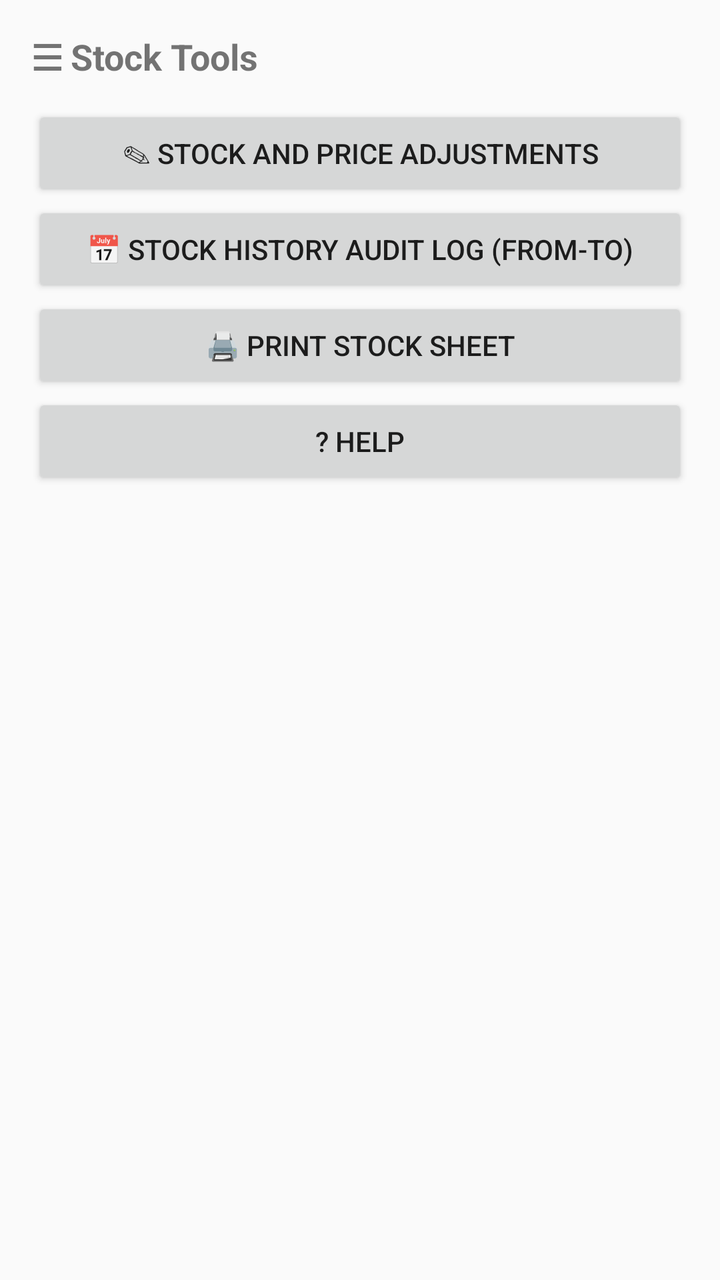
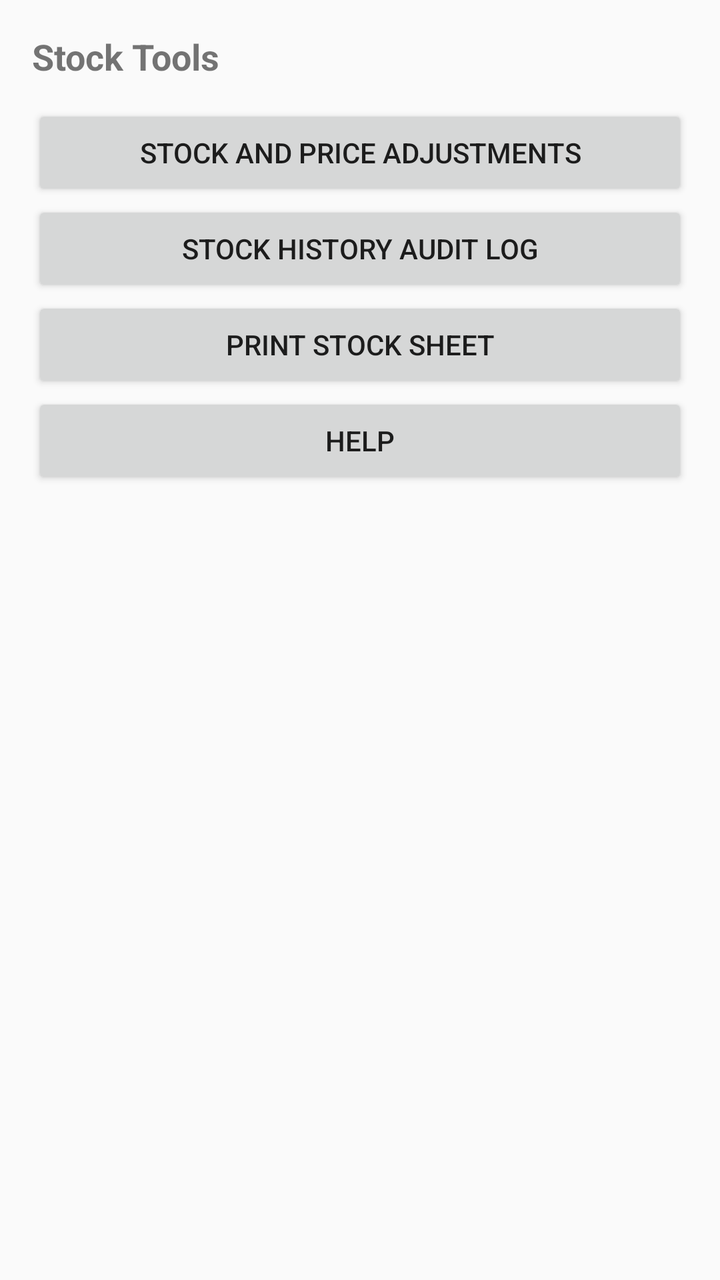

Compare the two renders of this Android layout. The source of the first and the diff that turns it into the second are given below.
<!-- AndroidManifest.xml: application theme Theme.AppCompat.Light.NoActionBar -->
<!-- res/layout/bottom_sheet_stock_tools.xml -->
<?xml version="1.0" encoding="utf-8"?>
<LinearLayout xmlns:android="http://schemas.android.com/apk/res/android"
 android:orientation="vertical" android:padding="16dp"
 android:layout_width="match_parent" android:layout_height="wrap_content">
 <TextView android:text="☰ Stock Tools" android:textStyle="bold" android:textSize="18sp" android:layout_width="wrap_content" android:layout_height="wrap_content"/>
 <Button android:id="@+id/btnAdjustments" android:text="✎ Stock and Price Adjustments" android:layout_width="match_parent" android:layout_height="wrap_content" android:layout_marginTop="12dp"/>
 <Button android:id="@+id/btnHistory" android:text="📅 Stock History Audit Log (From-To)" android:layout_width="match_parent" android:layout_height="wrap_content"/>
 <Button android:id="@+id/btnPrint" android:text="🖨 Print Stock Sheet" android:layout_width="match_parent" android:layout_height="wrap_content"/>
 <Button android:id="@+id/btnHelp" android:text="? Help" android:layout_width="match_parent" android:layout_height="wrap_content"/>
</LinearLayout>
<!-- resources referenced by this layout -->
<resources>

</resources>

<!-- the commit's change to res/layout/bottom_sheet_stock_tools.xml (unified diff, before → after) -->
@@ -1,10 +1,12 @@
 <?xml version="1.0" encoding="utf-8"?>
 <LinearLayout xmlns:android="http://schemas.android.com/apk/res/android"
- android:orientation="vertical" android:padding="16dp"
- android:layout_width="match_parent" android:layout_height="wrap_content">
- <TextView android:text="☰ Stock Tools" android:textStyle="bold" android:textSize="18sp" android:layout_width="wrap_content" android:layout_height="wrap_content"/>
- <Button android:id="@+id/btnAdjustments" android:text="✎ Stock and Price Adjustments" android:layout_width="match_parent" android:layout_height="wrap_content" android:layout_marginTop="12dp"/>
- <Button android:id="@+id/btnHistory" android:text="📅 Stock History Audit Log (From-To)" android:layout_width="match_parent" android:layout_height="wrap_content"/>
- <Button android:id="@+id/btnPrint" android:text="🖨 Print Stock Sheet" android:layout_width="match_parent" android:layout_height="wrap_content"/>
- <Button android:id="@+id/btnHelp" android:text="? Help" android:layout_width="match_parent" android:layout_height="wrap_content"/>
+ android:orientation="vertical"
+ android:padding="16dp"
+ android:layout_width="match_parent"
+ android:layout_height="wrap_content">
+ <TextView android:text="Stock Tools" android:textStyle="bold" android:textSize="18sp" android:layout_width="wrap_content" android:layout_height="wrap_content"/>
+ <Button android:id="@+id/btnAdjustments" android:text="Stock and Price Adjustments" android:layout_width="match_parent" android:layout_height="wrap_content" android:layout_marginTop="12dp"/>
+ <Button android:id="@+id/btnHistory" android:text="Stock History Audit Log" android:layout_width="match_parent" android:layout_height="wrap_content"/>
+ <Button android:id="@+id/btnPrint" android:text="Print Stock Sheet" android:layout_width="match_parent" android:layout_height="wrap_content"/>
+ <Button android:id="@+id/btnHelp" android:text="Help" android:layout_width="match_parent" android:layout_height="wrap_content"/>
 </LinearLayout>
